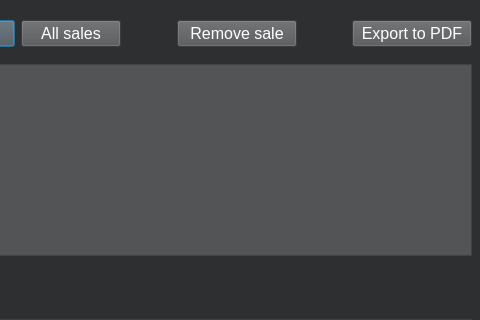
First picture: the form in salesmanagementwindow.ui, repository ThiagoServulo/InventoryAndSalesManagement, before the edit; both pictures show x 309 to 789 and y 0 to 320 of the 789 by 522 pixel window.
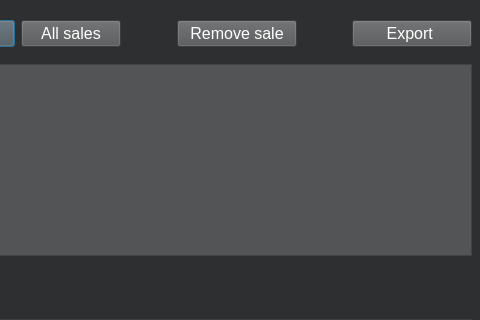
Second picture: the form after the edit.

Patch:
```diff
--- a/salesmanagementwindow.ui
+++ b/salesmanagementwindow.ui
@@ -213,7 +213,7 @@
 color: #FFFFFF;</string>
         </property>
         <property name="text">
-         <string>Export to PDF</string>
+         <string>Export </string>
         </property>
        </widget>
       </item>
```
Left out of the diff: 2 changed lines with no effect on the pictures.
